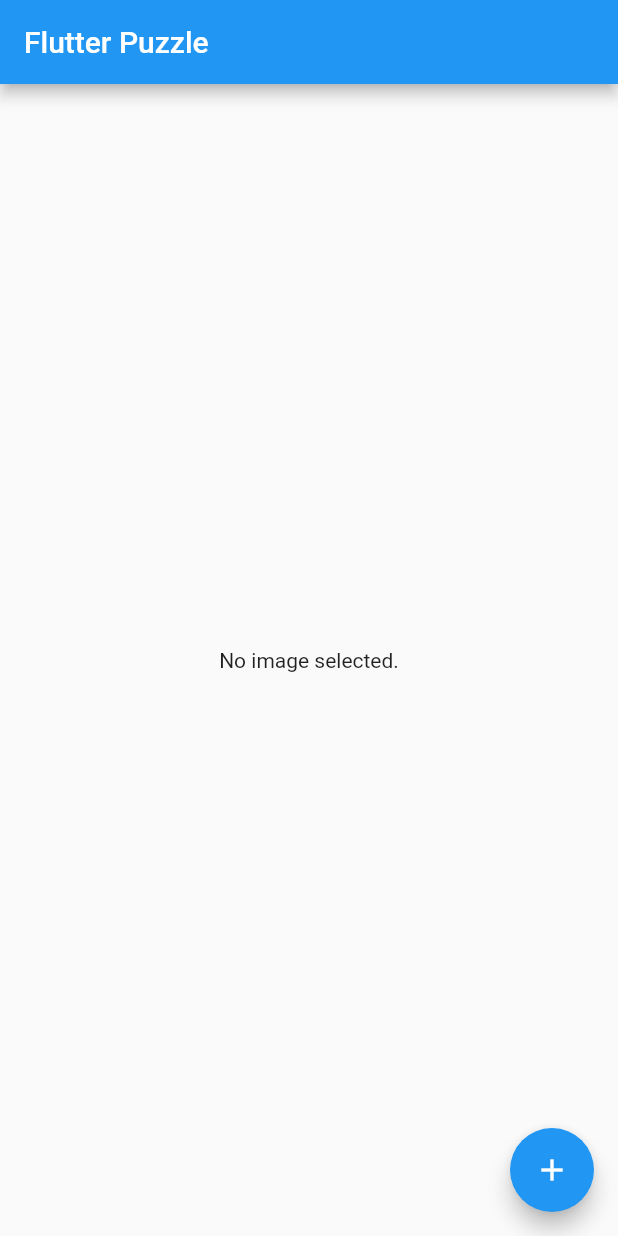
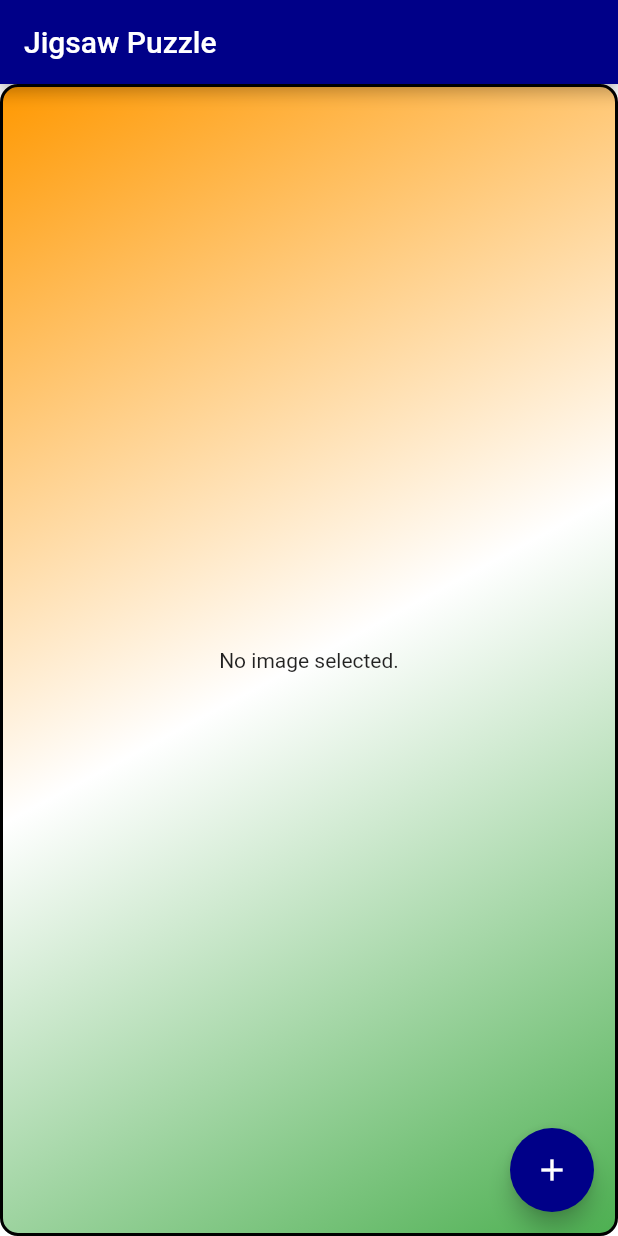
Before and after one commit to brijeshjbhuva/flutter_puzzle_app, a Flutter app: the screen it shows after launch, on a phone screen of 412 x 824 dp. Run offline on Flutter 3.47's test engine with Material 2 defaults, Android fonts, the light colour scheme and no system bars; our stand-ins replace image_picker.

Commit message:
- theme changed - clear screen added - image scaling added

```diff
--- a/lib/HomePage.dart
+++ b/lib/HomePage.dart
@@ -22,6 +22,12 @@ class HomePageState extends State<HomePage> {
   XFile? _image;
   List<Widget> pieces = [];
 
+  void clear() {
+    setState(() {
+      _image = null;
+    });
+  }
+
   Future getImage(ImageSource source) async {
     var image = await ImagePicker().pickImage(source: source);
     if (image != null) {
@@ -29,6 +35,16 @@ class HomePageState extends State<HomePage> {
         _image = image;
         pieces.clear();
       });
+      var width = MediaQuery.of(context).size.width;
+      var height = MediaQuery.of(context).size.height;
+      var padding = MediaQuery.of(context).padding.top;
+      var safeHeight = height - padding;
+      var boxSize = (width < safeHeight) ? width : safeHeight;
+      print("width : $width");
+      print("height : $height");
+      print("padding : $padding");
+      print("safeHeight : $safeHeight");
+      print("boxSize : $boxSize");
       if (kIsWeb) {
         splitImage(Image.network(image.path));
       } else {
@@ -100,10 +116,24 @@ class HomePageState extends State<HomePage> {
         title: Text(widget.title),
       ),
       body: SafeArea(
-        child: Center(
+        child: Container(
+          decoration: BoxDecoration(
+            gradient: const LinearGradient(
+                begin: Alignment.topLeft,
+                end: Alignment.bottomRight,
+                colors: [Colors.orange, Colors.white, Colors.green]),
+            border: Border.all(
+              color: Colors.black,
+              width: 2,
+            ),
+            borderRadius: BorderRadius.circular(12),
+          ),
+          child: Center(
             child: _image == null
                 ? const Text('No image selected.')
-                : Stack(children: pieces)),
+                : Stack(children: pieces),
+          ),
+        ),
       ),
       floatingActionButton: FloatingActionButton(
         onPressed: () {
@@ -130,6 +160,14 @@ class HomePageState extends State<HomePage> {
                           Navigator.pop(context);
                         },
                       ),
+                      ListTile(
+                        leading: const Icon(Icons.delete),
+                        title: const Text('Clear'),
+                        onTap: () {
+                          clear();
+                          Navigator.pop(context);
+                        },
+                      ),
                     ],
                   ),
                 );
--- /dev/null
+++ b/lib/color_constant.dart
@@ -0,0 +1,28 @@
+import 'dart:ui' show Color;
+
+import 'package:flutter/material.dart';
+
+class ColorConst {
+  //color
+  static const Color themeColor = Color(0xff000088);
+
+  static MaterialColor createMaterialColor(Color color) {
+    List strengths = <double>[.05];
+    Map<int, Color> swatch = <int, Color>{};
+    final int r = color.red, g = color.green, b = color.blue;
+
+    for (int i = 1; i < 10; i++) {
+      strengths.add(0.1 * i);
+    }
+    strengths.forEach((strength) {
+      final double ds = 0.5 - strength;
+      swatch[(strength * 1000).round()] = Color.fromRGBO(
+        r + ((ds < 0 ? r : (255 - r)) * ds).round(),
+        g + ((ds < 0 ? g : (255 - g)) * ds).round(),
+        b + ((ds < 0 ? b : (255 - b)) * ds).round(),
+        1,
+      );
+    });
+    return MaterialColor(color.value, swatch);
+  }
+}
--- a/lib/main.dart
+++ b/lib/main.dart
@@ -1,5 +1,7 @@
 import 'package:flutter/material.dart';
+
 import 'HomePage.dart';
+import 'color_constant.dart';
 
 void main() => runApp(const MyApp());
 
@@ -9,11 +11,13 @@ class MyApp extends StatelessWidget {
   @override
   Widget build(BuildContext context) {
     return MaterialApp(
-      title: 'Flutter Puzzle',
+      debugShowCheckedModeBanner: false,
+      title: 'Jigsaw Puzzle',
       theme: ThemeData(
-        primarySwatch: Colors.blue,
+        primarySwatch: ColorConst.createMaterialColor(ColorConst.themeColor),
+        scaffoldBackgroundColor: Colors.transparent,
       ),
-      home: const HomePage(title: 'Flutter Puzzle'),
+      home: const HomePage(title: 'Jigsaw Puzzle'),
     );
   }
 }
```
Also changed, not shown: lib/PuzzlePiece.dart (+20 -4 lines), pubspec.yaml (+0 -68 lines), 7 other files.
